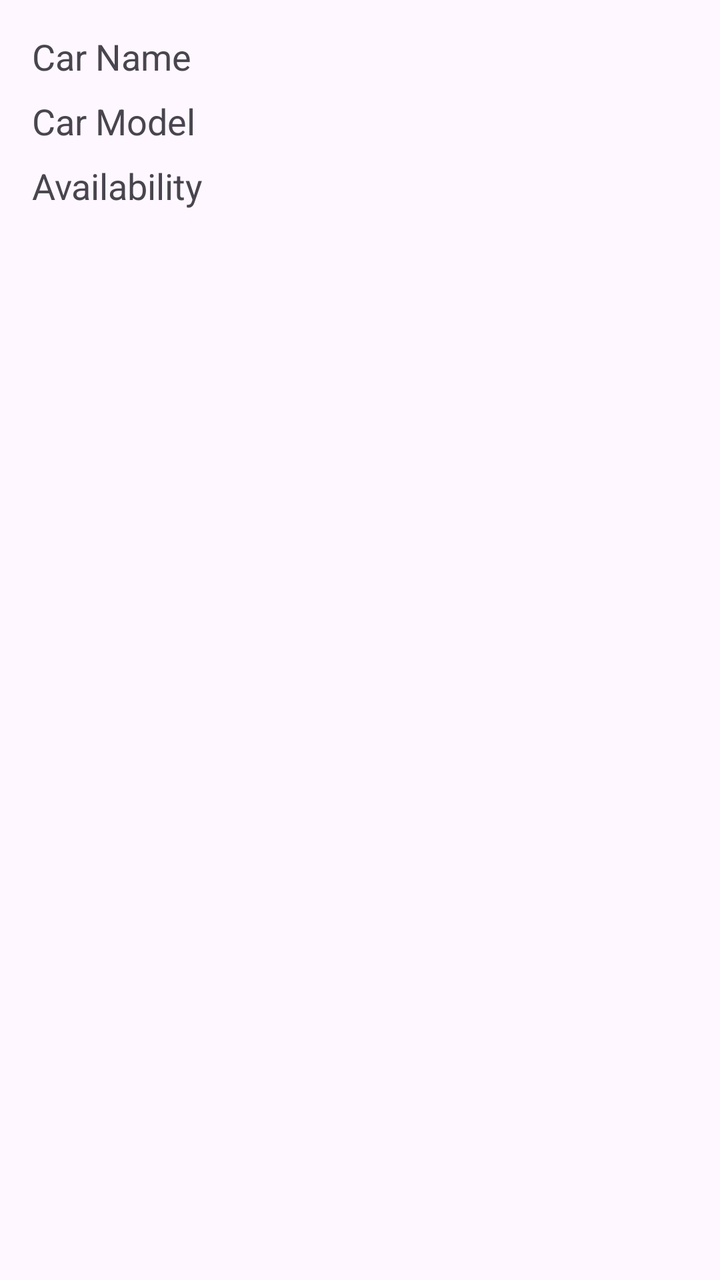
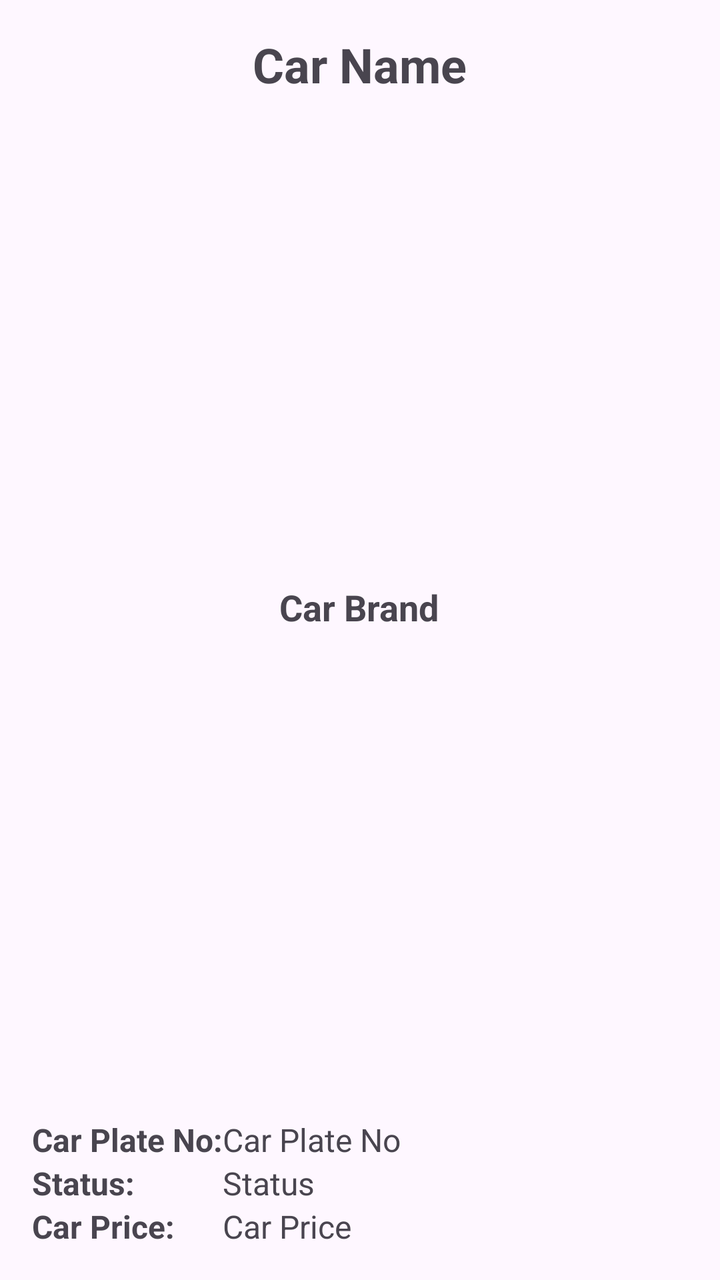

Screens rendered from an Android XML layout before and after an edit, with the pre-edit source and the edit as a unified diff.
<!-- AndroidManifest.xml: application theme Theme.Lab_REST -->
<!-- res/layout/activity_car_detail.xml -->
<RelativeLayout xmlns:android="http://schemas.android.com/apk/res/android"
    android:layout_width="match_parent"
    android:layout_height="match_parent"
    android:padding="16dp">

    <TextView
        android:id="@+id/tvCarName"
        android:layout_width="wrap_content"
        android:layout_height="wrap_content"
        android:text="Car Name"
        android:textSize="18sp"
        android:layout_marginBottom="8dp"/>

    <TextView
        android:id="@+id/tvCarModel"
        android:layout_width="wrap_content"
        android:layout_height="wrap_content"
        android:text="Car Model"
        android:textSize="18sp"
        android:layout_below="@id/tvCarName"
        android:layout_marginBottom="8dp"/>

    <TextView
        android:id="@+id/tvCarAvailability"
        android:layout_width="wrap_content"
        android:layout_height="wrap_content"
        android:text="Availability"
        android:textSize="18sp"
        android:layout_below="@id/tvCarModel"
        android:layout_marginBottom="8dp"/>
</RelativeLayout>
<!-- resources referenced by this layout -->
<resources>
  <style name="Theme.Lab_REST" parent="Base.Theme.Lab_REST" />
  <style name="Base.Theme.Lab_REST" parent="Theme.Material3.DayNight.NoActionBar">
          
          
      </style>
</resources>

<!-- the commit's change to res/layout/activity_car_detail.xml (unified diff, before → after) -->
@@ -1,31 +1,79 @@
-<RelativeLayout xmlns:android="http://schemas.android.com/apk/res/android"
+<?xml version="1.0" encoding="utf-8"?>
+<GridLayout xmlns:android="http://schemas.android.com/apk/res/android"
+    android:id="@+id/main"
     android:layout_width="match_parent"
-    android:layout_height="match_parent"
+    android:layout_height="wrap_content"
+    android:layout_marginTop="50dp"
+    android:columnCount="2"
+    android:alignmentMode="alignBounds"
+    android:columnOrderPreserved="true"
     android:padding="16dp">
 
+    
     <TextView
         android:id="@+id/tvCarName"
         android:layout_width="wrap_content"
         android:layout_height="wrap_content"
         android:text="Car Name"
+        android:textSize="24sp"
+        android:textStyle="bold"
+        android:layout_columnSpan="2"
+        android:layout_gravity="center_horizontal" />
+
+    
+    <TextView
+        android:id="@+id/tvCarBrand"
+        android:layout_width="wrap_content"
+        android:layout_height="wrap_content"
+        android:text="Car Brand"
         android:textSize="18sp"
-        android:layout_marginBottom="8dp"/>
+        android:textStyle="bold"
+        android:layout_columnSpan="2"
+        android:layout_gravity="center" />
+
+    
+    <TextView
+        android:layout_width="wrap_content"
+        android:layout_height="wrap_content"
+        android:text="Car Plate No:"
+        android:textSize="16sp"
+        android:textStyle="bold" />
 
     <TextView
-        android:id="@+id/tvCarModel"
+        android:id="@+id/tvCarPlateNo"
         android:layout_width="wrap_content"
         android:layout_height="wrap_content"
-        android:text="Car Model"
-        android:textSize="18sp"
-        android:layout_below="@id/tvCarName"
-        android:layout_marginBottom="8dp"/>
+        android:text="Car Plate No"
+        android:textSize="16sp" />
+
+    
+    <TextView
+        android:layout_width="wrap_content"
+        android:layout_height="wrap_content"
+        android:text="Status:"
+        android:textSize="16sp"
+        android:textStyle="bold" />
 
     <TextView
-        android:id="@+id/tvCarAvailability"
+        android:id="@+id/tvStatus"
         android:layout_width="wrap_content"
         android:layout_height="wrap_content"
-        android:text="Availability"
-        android:textSize="18sp"
-        android:layout_below="@id/tvCarModel"
-        android:layout_marginBottom="8dp"/>
-</RelativeLayout>
+        android:text="Status"
+        android:textSize="16sp" />
+
+    
+    <TextView
+        android:layout_width="wrap_content"
+        android:layout_height="wrap_content"
+        android:text="Car Price:"
+        android:textSize="16sp"
+        android:textStyle="bold" />
+
+    <TextView
+        android:id="@+id/tvCarPrice"
+        android:layout_width="wrap_content"
+        android:layout_height="wrap_content"
+        android:text="Car Price"
+        android:textSize="16sp" />
+
+</GridLayout>
